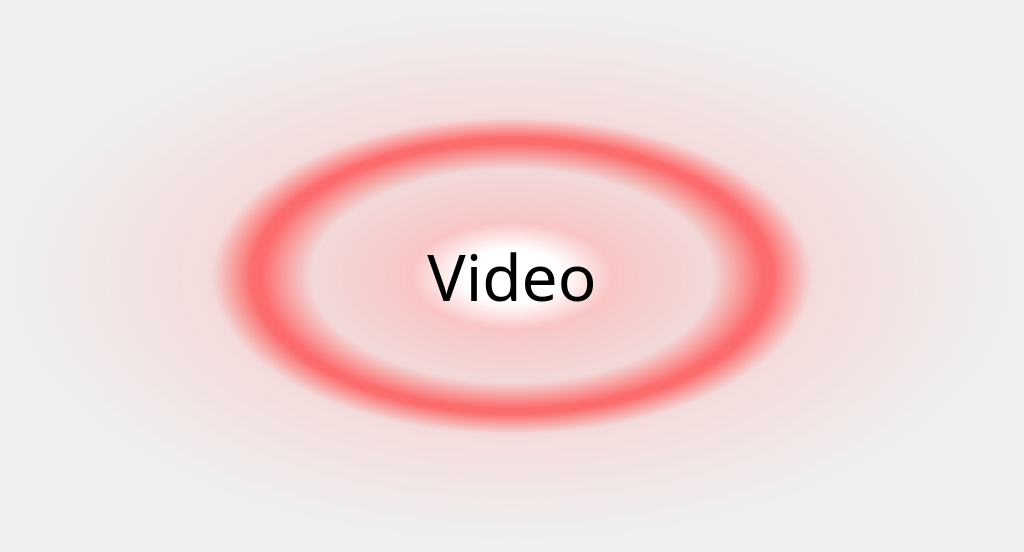
Qt form CameraDemo/camerademo.ui (qq936859639/test2) before a commit.
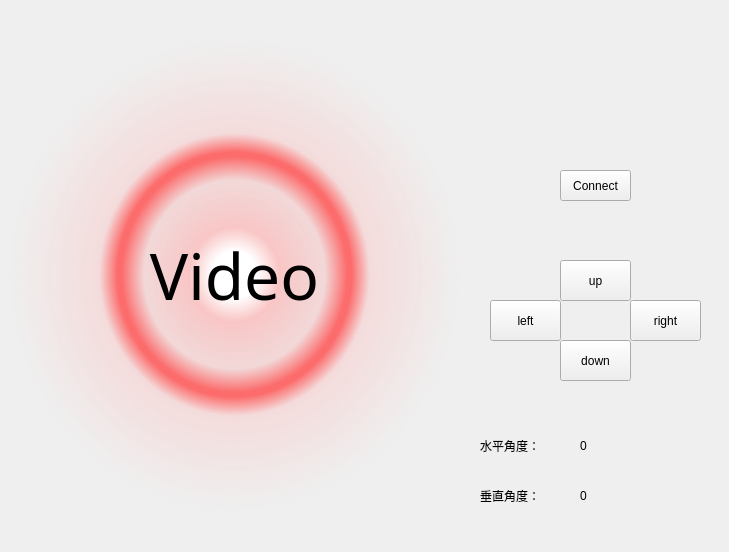
The same form after that commit.

What changed in the file:
```diff
--- a/CameraDemo/camerademo.ui
+++ b/CameraDemo/camerademo.ui
@@ -6,7 +6,7 @@
    <rect>
     <x>0</x>
     <y>0</y>
-    <width>1024</width>
+    <width>729</width>
     <height>552</height>
    </rect>
   </property>
@@ -16,9 +16,15 @@
   <property name="styleSheet">
    <string notr="true"/>
   </property>
-  <layout class="QHBoxLayout" name="horizontalLayout">
-   <item>
     <widget class="QLabel" name="labelCamera">
+   <property name="geometry">
+    <rect>
+     <x>9</x>
+     <y>39</y>
+     <width>451</width>
+     <height>471</height>
+    </rect>
+   </property>
      <property name="font">
       <font>
        <family>Academy Engraved LET</family>
@@ -37,8 +43,123 @@
       <set>Qt::AlignCenter</set>
      </property>
     </widget>
-   </item>
-  </layout>
+  <widget class="QPushButton" name="left">
+   <property name="geometry">
+    <rect>
+     <x>490</x>
+     <y>300</y>
+     <width>71</width>
+     <height>41</height>
+    </rect>
+   </property>
+   <property name="text">
+    <string>left</string>
+   </property>
+  </widget>
+  <widget class="QPushButton" name="right">
+   <property name="geometry">
+    <rect>
+     <x>630</x>
+     <y>300</y>
+     <width>71</width>
+     <height>41</height>
+    </rect>
+   </property>
+   <property name="text">
+    <string>right</string>
+   </property>
+  </widget>
+  <widget class="QPushButton" name="down">
+   <property name="geometry">
+    <rect>
+     <x>560</x>
+     <y>340</y>
+     <width>71</width>
+     <height>41</height>
+    </rect>
+   </property>
+   <property name="text">
+    <string>down</string>
+   </property>
+  </widget>
+  <widget class="QPushButton" name="up">
+   <property name="geometry">
+    <rect>
+     <x>560</x>
+     <y>260</y>
+     <width>71</width>
+     <height>41</height>
+    </rect>
+   </property>
+   <property name="text">
+    <string>up</string>
+   </property>
+  </widget>
+  <widget class="QPushButton" name="connect">
+   <property name="geometry">
+    <rect>
+     <x>560</x>
+     <y>170</y>
+     <width>71</width>
+     <height>31</height>
+    </rect>
+   </property>
+   <property name="text">
+    <string>Connect</string>
+   </property>
+  </widget>
+  <widget class="QLabel" name="VerticalAngel">
+   <property name="geometry">
+    <rect>
+     <x>480</x>
+     <y>430</y>
+     <width>81</width>
+     <height>31</height>
+    </rect>
+   </property>
+   <property name="text">
+    <string>水平角度：</string>
+   </property>
+  </widget>
+  <widget class="QLabel" name="VorizontalAngel">
+   <property name="geometry">
+    <rect>
+     <x>480</x>
+     <y>480</y>
+     <width>81</width>
+     <height>31</height>
+    </rect>
+   </property>
+   <property name="text">
+    <string>垂直角度：</string>
+   </property>
+  </widget>
+  <widget class="QLabel" name="VerticalValue">
+   <property name="geometry">
+    <rect>
+     <x>580</x>
+     <y>430</y>
+     <width>81</width>
+     <height>31</height>
+    </rect>
+   </property>
+   <property name="text">
+    <string>0</string>
+   </property>
+  </widget>
+  <widget class="QLabel" name="VorizontalValue">
+   <property name="geometry">
+    <rect>
+     <x>580</x>
+     <y>480</y>
+     <width>81</width>
+     <height>31</height>
+    </rect>
+   </property>
+   <property name="text">
+    <string>0</string>
+   </property>
+  </widget>
  </widget>
  <resources/>
  <connections/>
```
Lines whose indentation alone changed are shown as unchanged.
